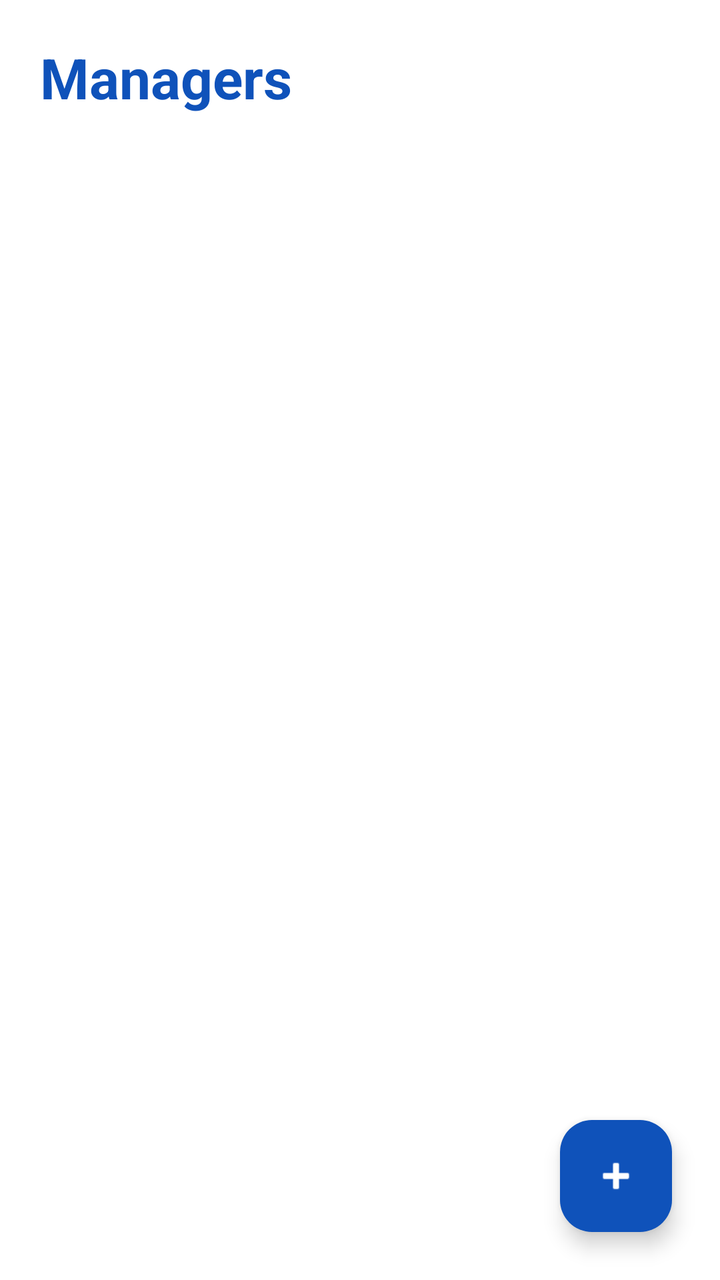
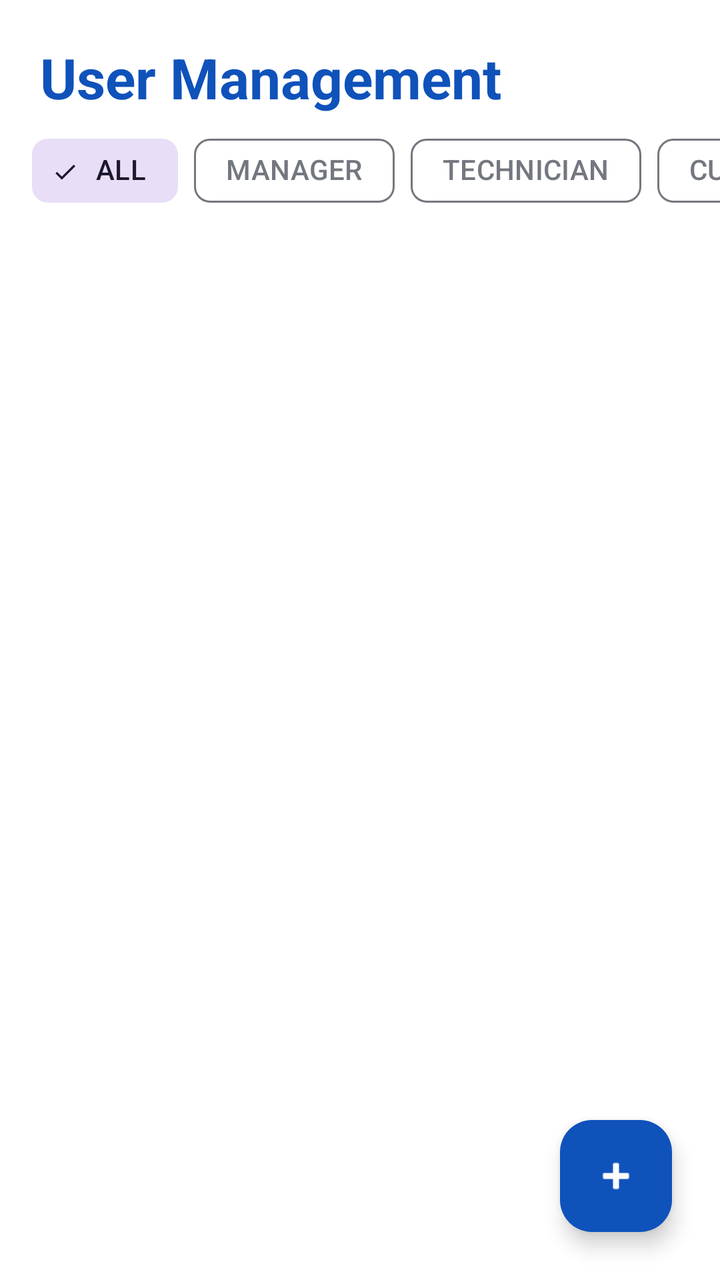

Screens rendered from an Android XML layout before and after an edit, with the pre-edit source and the edit as a unified diff.
<!-- AndroidManifest.xml: application theme Theme.TECHFIX -->
<!-- res/layout/fragment_sys_admin_users.xml -->
<?xml version="1.0" encoding="utf-8"?>
<androidx.coordinatorlayout.widget.CoordinatorLayout xmlns:android="http://schemas.android.com/apk/res/android"
    xmlns:app="http://schemas.android.com/apk/res-auto"
    android:layout_width="match_parent"
    android:layout_height="match_parent"
    android:background="?attr/colorSurface">

    <LinearLayout
        android:layout_width="match_parent"
        android:layout_height="match_parent"
        android:orientation="vertical">
        
        <TextView
            android:layout_width="match_parent"
            android:layout_height="wrap_content"
            android:text="Managers"
            android:textSize="28sp"
            android:textStyle="bold"
            android:textColor="?attr/colorPrimary"
            android:paddingHorizontal="20dp"
            android:paddingTop="20dp"
            android:paddingBottom="8dp" />

        <androidx.recyclerview.widget.RecyclerView
            android:id="@+id/rv_managers"
            android:layout_width="match_parent"
            android:layout_height="match_parent"
            android:clipToPadding="false"
            android:paddingBottom="80dp" />
    </LinearLayout>

    <com.google.android.material.floatingactionbutton.FloatingActionButton
        android:id="@+id/fab_add_manager"
        android:layout_width="wrap_content"
        android:layout_height="wrap_content"
        android:layout_gravity="bottom|end"
        android:layout_margin="24dp"
        android:src="@android:drawable/ic_input_add"
        app:tint="?attr/colorOnPrimary"
        app:backgroundTint="?attr/colorPrimary"
        android:contentDescription="Add Manager" />
        
    <ProgressBar
        android:id="@+id/progress_bar"
        android:layout_width="wrap_content"
        android:layout_height="wrap_content"
        android:layout_gravity="center"
        android:visibility="gone" />

</androidx.coordinatorlayout.widget.CoordinatorLayout>
<!-- resources referenced by this layout -->
<resources>
  <color name="app_background">#F5F6F8</color>
  <color name="app_surface">#FFFFFF</color>
  <color name="app_surface_variant">#F0F2F5</color>
  <color name="app_text_primary">#1A1C1E</color>
  <color name="app_text_secondary">#73777F</color>
  <color name="app_primary">#0F52BA</color>
  <color name="app_primary_variant">#0B3D8A</color>
  <color name="white">#FFFFFF</color>
  <color name="app_secondary">#1976D2</color>
  <style name="Widget.App.CardView" parent="Widget.Material3.CardView.Elevated">
          <item name="cardElevation">0dp</item>
          <item name="cardBackgroundColor">@color/app_surface</item>
          <item name="strokeWidth">1dp</item>
          <item name="strokeColor">@color/card_border</item>
          <item name="shapeAppearanceOverlay">@style/ShapeAppearance.App.LargeComponent</item>
      </style>
  <style name="Theme.App.BottomSheetDialog" parent="Theme.Material3.DayNight.BottomSheetDialog">
          <item name="bottomSheetStyle">@style/Widget.App.BottomSheet</item>
      </style>
  <style name="Widget.App.Button" parent="Widget.Material3.Button">
          <item name="shapeAppearanceOverlay">@style/ShapeAppearance.App.SmallComponent</item>
          <item name="android:paddingTop">14dp</item>
          <item name="android:paddingBottom">14dp</item>
          <item name="android:fontFamily">sans-serif-medium</item>
      </style>
  <style name="Widget.App.BottomNavigationView" parent="Widget.Material3.BottomNavigationView">
          <item name="backgroundTint">@color/app_surface</item>
          <item name="itemIconTint">@color/bottom_nav_color</item>
          <item name="itemTextColor">@color/bottom_nav_color</item>
          <item name="elevation">8dp</item>
      </style>
  <color name="card_border">#00000000</color>
  <style name="ShapeAppearance.App.LargeComponent" parent="ShapeAppearance.Material3.LargeComponent">
          <item name="cornerFamily">rounded</item>
          <item name="cornerSize">20dp</item>
      </style>
  <style name="Widget.App.BottomSheet" parent="Widget.Material3.BottomSheet">
          <item name="backgroundTint">@color/app_surface</item>
          <item name="shapeAppearanceOverlay">@style/ShapeAppearance.App.BottomSheet</item>
      </style>
  <style name="ShapeAppearance.App.SmallComponent" parent="ShapeAppearance.Material3.SmallComponent">
          <item name="cornerFamily">rounded</item>
          <item name="cornerSize">14dp</item>
      </style>
  <style name="ShapeAppearance.App.BottomSheet" parent="ShapeAppearance.Material3.LargeComponent">
          <item name="cornerFamily">rounded</item>
          <item name="cornerSizeTopRight">28dp</item>
          <item name="cornerSizeTopLeft">28dp</item>
          <item name="cornerSizeBottomRight">0dp</item>
          <item name="cornerSizeBottomLeft">0dp</item>
      </style>
  <!-- unchanged entries left out for length: 1 -->
</resources>

<!-- the commit's change to res/layout/fragment_sys_admin_users.xml (unified diff, before → after) -->
@@ -5,29 +5,79 @@
     android:layout_height="match_parent"
     android:background="?attr/colorSurface">
 
-    <LinearLayout
+    <com.google.android.material.appbar.AppBarLayout
+        android:layout_width="match_parent"
+        android:layout_height="wrap_content"
+        android:background="?attr/colorSurface"
+        app:elevation="0dp">
+        
+        <LinearLayout
+            android:layout_width="match_parent"
+            android:layout_height="wrap_content"
+            android:orientation="vertical">
+            
+            <TextView
+                android:layout_width="match_parent"
+                android:layout_height="wrap_content"
+                android:text="User Management"
+                android:textSize="28sp"
+                android:textStyle="bold"
+                android:textColor="?attr/colorPrimary"
+                android:paddingHorizontal="20dp"
+                android:paddingTop="20dp"
+                android:paddingBottom="4dp" />
+                
+            <HorizontalScrollView
+                android:layout_width="match_parent"
+                android:layout_height="wrap_content"
+                android:scrollbars="none"
+                android:clipToPadding="false"
+                android:paddingHorizontal="16dp">
+                <com.google.android.material.chip.ChipGroup
+                    android:id="@+id/chip_group_roles"
+                    android:layout_width="wrap_content"
+                    android:layout_height="wrap_content"
+                    app:singleSelection="true"
+                    app:selectionRequired="true">
+                    
+                    <com.google.android.material.chip.Chip
+                        android:id="@+id/chip_all"
+                        android:layout_width="wrap_content"
+                        android:layout_height="wrap_content"
+                        android:text="ALL"
+                        style="@style/Widget.Material3.Chip.Filter"
+                        android:checked="true"/>
+                    <com.google.android.material.chip.Chip
+                        android:id="@+id/chip_manager"
+                        android:layout_width="wrap_content"
+                        android:layout_height="wrap_content"
+                        android:text="MANAGER"
+                        style="@style/Widget.Material3.Chip.Filter"/>
+                    <com.google.android.material.chip.Chip
+                        android:id="@+id/chip_tech"
+                        android:layout_width="wrap_content"
+                        android:layout_height="wrap_content"
+                        android:text="TECHNICIAN"
+                        style="@style/Widget.Material3.Chip.Filter"/>
+                    <com.google.android.material.chip.Chip
+                        android:id="@+id/chip_customer"
+                        android:layout_width="wrap_content"
+                        android:layout_height="wrap_content"
+                        android:text="CUSTOMER"
+                        style="@style/Widget.Material3.Chip.Filter"/>
+                        
+                </com.google.android.material.chip.ChipGroup>
+            </HorizontalScrollView>
+        </LinearLayout>
+    </com.google.android.material.appbar.AppBarLayout>
+
+    <androidx.recyclerview.widget.RecyclerView
+        android:id="@+id/rv_managers"
         android:layout_width="match_parent"
         android:layout_height="match_parent"
-        android:orientation="vertical">
-        
-        <TextView
-            android:layout_width="match_parent"
-            android:layout_height="wrap_content"
-            android:text="Managers"
-            android:textSize="28sp"
-            android:textStyle="bold"
-            android:textColor="?attr/colorPrimary"
-            android:paddingHorizontal="20dp"
-            android:paddingTop="20dp"
-            android:paddingBottom="8dp" />
-
-        <androidx.recyclerview.widget.RecyclerView
-            android:id="@+id/rv_managers"
-            android:layout_width="match_parent"
-            android:layout_height="match_parent"
-            android:clipToPadding="false"
-            android:paddingBottom="80dp" />
-    </LinearLayout>
+        app:layout_behavior="@string/appbar_scrolling_view_behavior"
+        android:clipToPadding="false"
+        android:paddingBottom="80dp" />
 
     <com.google.android.material.floatingactionbutton.FloatingActionButton
         android:id="@+id/fab_add_manager"
@@ -37,8 +87,7 @@
         android:layout_margin="24dp"
         android:src="@android:drawable/ic_input_add"
         app:tint="?attr/colorOnPrimary"
-        app:backgroundTint="?attr/colorPrimary"
-        android:contentDescription="Add Manager" />
+        app:backgroundTint="?attr/colorPrimary" />
         
     <ProgressBar
         android:id="@+id/progress_bar"
